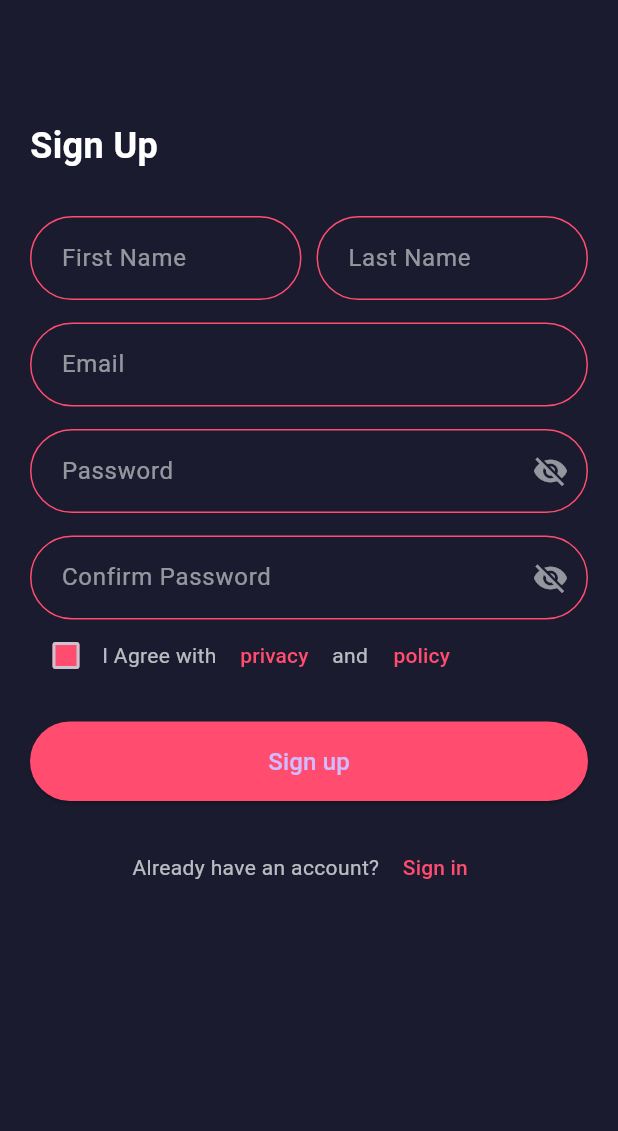
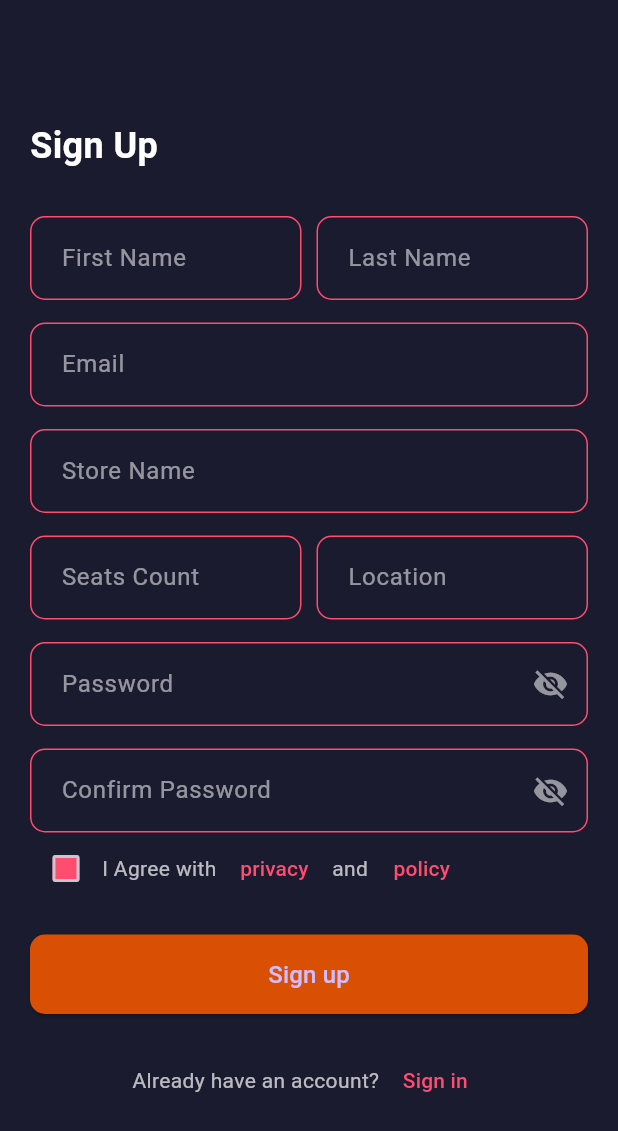
Before and after one commit to sona-flutter/admin_new_res, a Flutter app: the screen it shows after launch, after a tap on "Sign up", on a phone screen of 412 x 824 dp. Shown: the top 1131 px of the screen. Run offline on Flutter 3.47's test engine with Material 3 defaults, Android fonts, the phone set to English and light mode, and no system bars; our stand-ins replace fl_chart, flutter_svg, get, google_fonts, image_picker, lottie.

Commit message:
signIn screen updated

```diff
--- a/admin_vendor/lib/splash_screen.dart
+++ b/admin_vendor/lib/splash_screen.dart
@@ -1,8 +1,8 @@
 import 'package:admin_vendor/main_screen.dart';
+import 'package:admin_vendor/view/auth/sign_up_screen.dart';
 import 'package:flutter/material.dart';
 import 'package:lottie/lottie.dart';
 import 'package:google_fonts/google_fonts.dart';
-import 'package:admin_vendor/sign_in_screen.dart';
 
 class SplashScreen extends StatefulWidget {
   const SplashScreen({Key? key}) : super(key: key);
--- a/admin_vendor/lib/sign_in_screen.dart
+++ b/admin_vendor/lib/view/auth/sign_in_screen.dart
@@ -1,18 +1,27 @@
-import 'package:admin_vendor/sign_up_screen.dart';
+import 'package:admin_vendor/view/auth/sign_in_screen.dart';
+import 'package:admin_vendor/view/auth/sign_up_screen.dart';
 import 'package:flutter/material.dart';
 
-class SignInScreen extends StatefulWidget {
-  const SignInScreen({Key? key}) : super(key: key);
+class SignUpScreen extends StatefulWidget {
+  const SignUpScreen({Key? key}) : super(key: key);
 
   @override
-  State<SignInScreen> createState() => _SignInScreenState();
+  State<SignUpScreen> createState() => _SignUpScreenState();
 }
 
-class _SignInScreenState extends State<SignInScreen> {
+class _SignUpScreenState extends State<SignUpScreen> {
   bool obscurePassword = true;
-  bool isChecked = false;
-  final TextEditingController usernameController = TextEditingController();
+  bool obscureConfirmPassword = true;
+  final TextEditingController firstNameController = TextEditingController();
+  final TextEditingController lastNameController = TextEditingController();
+  final TextEditingController emailController = TextEditingController();
   final TextEditingController passwordController = TextEditingController();
+  final TextEditingController confirmPasswordController =
+      TextEditingController();
+  // New controllers for additional fields
+  final TextEditingController storeNameController = TextEditingController();
+  final TextEditingController seatsCountController = TextEditingController();
+  final TextEditingController locationController = TextEditingController();
 
   @override
   Widget build(BuildContext context) {
@@ -26,7 +35,7 @@
             children: [
               SizedBox(height: 60),
               Text(
-                'Log In',
+                'Sign Up',
                 style: TextStyle(
                   color: Colors.white,
                   fontSize: 24,
@@ -34,9 +43,51 @@
                 ),
               ),
               SizedBox(height: 30),
+              Row(
+                children: [
+                  Expanded(
+                    child: _buildTextField(
+                      controller: firstNameController,
+                      hint: 'First Name',
+                    ),
+                  ),
+                  SizedBox(width: 10),
+                  Expanded(
+                    child: _buildTextField(
+                      controller: lastNameController,
+                      hint: 'Last Name',
+                    ),
+                  ),
+                ],
+              ),
+              SizedBox(height: 15),
               _buildTextField(
-                controller: usernameController,
-                hint: 'Username',
+                controller: emailController,
+                hint: 'Email',
+              ),
+              SizedBox(height: 15),
+              _buildTextField(
+                controller: storeNameController,
+                hint: 'Store Name',
+              ),
+              SizedBox(height: 15),
+              Row(
+                children: [
+                  Expanded(
+                    child: _buildTextField(
+                      controller: seatsCountController,
+                      hint: 'Seats Count',
+                      keyboardType: TextInputType.number,
+                    ),
+                  ),
+                  SizedBox(width: 10),
+                  Expanded(
+                    child: _buildTextField(
+                      controller: locationController,
+                      hint: 'Location',
+                    ),
+                  ),
+                ],
               ),
               SizedBox(height: 15),
               _buildTextField(
@@ -50,6 +101,18 @@
                   });
                 },
               ),
+              SizedBox(height: 15),
+              _buildTextField(
+                controller: confirmPasswordController,
+                hint: 'Confirm Password',
+                isPassword: true,
+                obscureText: obscureConfirmPassword,
+                onToggleVisibility: () {
+                  setState(() {
+                    obscureConfirmPassword = !obscureConfirmPassword;
+                  });
+                },
+              ),
               Row(
                 children: [
                   Checkbox(
@@ -58,14 +121,24 @@
                     fillColor: MaterialStateProperty.all(Color(0xFFFF4C6F)),
                   ),
                   Text(
-                    'Remember me',
+                    'I Agree with ',
                     style: TextStyle(color: Colors.white70),
                   ),
-                  Spacer(),
                   TextButton(
                     onPressed: () {},
                     child: Text(
-                      'Forgot Password',
+                      'privacy',
+                      style: TextStyle(color: Color(0xFFFF4C6F)),
+                    ),
+                  ),
+                  Text(
+                    ' and ',
+                    style: TextStyle(color: Colors.white70),
+                  ),
+                  TextButton(
+                    onPressed: () {},
+                    child: Text(
+                      'policy',
                       style: TextStyle(color: Color(0xFFFF4C6F)),
                     ),
                   ),
@@ -73,16 +146,18 @@
               ),
               SizedBox(height: 20),
               ElevatedButton(
-                onPressed: () {},
+                onPressed: () {
+                  // Add your signup logic here
+                },
                 style: ElevatedButton.styleFrom(
-                  backgroundColor: Color(0xFFFF4C6F),
+                  backgroundColor: Color(0xFFD94F04),
                   padding: EdgeInsets.symmetric(vertical: 15),
                   shape: RoundedRectangleBorder(
-                    borderRadius: BorderRadius.circular(30),
+                    borderRadius: BorderRadius.circular(10),
                   ),
                 ),
                 child: Text(
-                  'Log In',
+                  'Sign up',
                   style: TextStyle(fontSize: 16),
                 ),
               ),
@@ -91,18 +166,18 @@
                 mainAxisAlignment: MainAxisAlignment.center,
                 children: [
                   Text(
-                    'Don\'t have an account? ',
+                    'Already have an account? ',
                     style: TextStyle(color: Colors.white70),
                   ),
                   TextButton(
                     onPressed: () {
                       Navigator.push(
                         context,
-                        MaterialPageRoute(builder: (context) => SignUpScreen()),
+                        MaterialPageRoute(builder: (context) => SignInScreen()),
                       );
                     },
                     child: Text(
-                      'Sign up',
+                      'Sign in',
                       style: TextStyle(color: Color(0xFFFF4C6F)),
                     ),
                   ),
@@ -121,15 +196,17 @@
     bool isPassword = false,
     bool obscureText = false,
     VoidCallback? onToggleVisibility,
+    TextInputType? keyboardType,
   }) {
     return Container(
       decoration: BoxDecoration(
-        borderRadius: BorderRadius.circular(30),
+        borderRadius: BorderRadius.circular(10),
         border: Border.all(color: Color(0xFFFF4C6F)),
       ),
       child: TextField(
         controller: controller,
         obscureText: isPassword ? obscureText : false,
+        keyboardType: keyboardType,
         style: TextStyle(color: Colors.white),
         decoration: InputDecoration(
           hintText: hint,
--- a/admin_vendor/lib/sign_up_screen.dart
+++ b/admin_vendor/lib/view/auth/sign_up_screen.dart
@@ -1,22 +1,21 @@
-import 'package:admin_vendor/sign_in_screen.dart';
+import 'package:admin_vendor/view/auth/sign_in_screen.dart';
+import 'package:admin_vendor/view/auth/sign_up_screen.dart';
 import 'package:flutter/material.dart';
 
-class SignUpScreen extends StatefulWidget {
-  const SignUpScreen({Key? key}) : super(key: key);
+import '../../main_screen.dart';
+
+class SignInScreen extends StatefulWidget {
+  const SignInScreen({Key? key}) : super(key: key);
 
   @override
-  State<SignUpScreen> createState() => _SignUpScreenState();
+  State<SignInScreen> createState() => _SignInScreenState();
 }
 
-class _SignUpScreenState extends State<SignUpScreen> {
+class _SignInScreenState extends State<SignInScreen> {
   bool obscurePassword = true;
-  bool obscureConfirmPassword = true;
-  final TextEditingController firstNameController = TextEditingController();
-  final TextEditingController lastNameController = TextEditingController();
-  final TextEditingController emailController = TextEditingController();
+  bool isChecked = false;
+  final TextEditingController usernameController = TextEditingController();
   final TextEditingController passwordController = TextEditingController();
-  final TextEditingController confirmPasswordController =
-      TextEditingController();
 
   @override
   Widget build(BuildContext context) {
@@ -30,7 +29,7 @@
             children: [
               SizedBox(height: 60),
               Text(
-                'Sign Up',
+                'Log In',
                 style: TextStyle(
                   color: Colors.white,
                   fontSize: 24,
@@ -38,27 +37,9 @@
                 ),
               ),
               SizedBox(height: 30),
-              Row(
-                children: [
-                  Expanded(
-                    child: _buildTextField(
-                      controller: firstNameController,
-                      hint: 'First Name',
-                    ),
-                  ),
-                  SizedBox(width: 10),
-                  Expanded(
-                    child: _buildTextField(
-                      controller: lastNameController,
-                      hint: 'Last Name',
-                    ),
-                  ),
-                ],
-              ),
-              SizedBox(height: 15),
               _buildTextField(
-                controller: emailController,
-                hint: 'Email',
+                controller: usernameController,
+                hint: 'Username',
               ),
               SizedBox(height: 15),
               _buildTextField(
@@ -72,18 +53,6 @@
                   });
                 },
               ),
-              SizedBox(height: 15),
-              _buildTextField(
-                controller: confirmPasswordController,
-                hint: 'Confirm Password',
-                isPassword: true,
-                obscureText: obscureConfirmPassword,
-                onToggleVisibility: () {
-                  setState(() {
-                    obscureConfirmPassword = !obscureConfirmPassword;
-                  });
-                },
-              ),
               Row(
                 children: [
                   Checkbox(
@@ -92,24 +61,14 @@
                     fillColor: MaterialStateProperty.all(Color(0xFFFF4C6F)),
                   ),
                   Text(
-                    'I Agree with ',
+                    'Remember me',
                     style: TextStyle(color: Colors.white70),
                   ),
+                  Spacer(),
                   TextButton(
                     onPressed: () {},
                     child: Text(
-                      'privacy',
-                      style: TextStyle(color: Color(0xFFFF4C6F)),
-                    ),
-                  ),
-                  Text(
-                    ' and ',
-                    style: TextStyle(color: Colors.white70),
-                  ),
-                  TextButton(
-                    onPressed: () {},
-                    child: Text(
-                      'policy',
+                      'Forgot Password',
                       style: TextStyle(color: Color(0xFFFF4C6F)),
                     ),
                   ),
@@ -118,17 +77,21 @@
               SizedBox(height: 20),
               ElevatedButton(
                 onPressed: () {
-                  // Add your signup logic here
+                  Navigator.push(
+                    context,
+                    MaterialPageRoute(builder: (context) => MainScreen()),
+                  );
                 },
                 style: ElevatedButton.styleFrom(
-                  backgroundColor: Color(0xFFFF4C6F),
+                  backgroundColor: Color(0xFFD94F04), // Tiger Orange color
                   padding: EdgeInsets.symmetric(vertical: 15),
                   shape: RoundedRectangleBorder(
-                    borderRadius: BorderRadius.circular(30),
+                    borderRadius:
+                        BorderRadius.circular(10), // Updated radius to 10
                   ),
                 ),
                 child: Text(
-                  'Sign up',
+                  'Log In',
                   style: TextStyle(fontSize: 16),
                 ),
               ),
@@ -137,18 +100,18 @@
                 mainAxisAlignment: MainAxisAlignment.center,
                 children: [
                   Text(
-                    'Already have an account? ',
+                    'Don\'t have an account? ',
                     style: TextStyle(color: Colors.white70),
                   ),
                   TextButton(
                     onPressed: () {
                       Navigator.push(
                         context,
-                        MaterialPageRoute(builder: (context) => SignInScreen()),
+                        MaterialPageRoute(builder: (context) => SignUpScreen()),
                       );
                     },
                     child: Text(
-                      'Sign in',
+                      'Sign up',
                       style: TextStyle(color: Color(0xFFFF4C6F)),
                     ),
                   ),
@@ -167,15 +130,17 @@
     bool isPassword = false,
     bool obscureText = false,
     VoidCallback? onToggleVisibility,
+    TextInputType? keyboardType,
   }) {
     return Container(
       decoration: BoxDecoration(
-        borderRadius: BorderRadius.circular(30),
+        borderRadius: BorderRadius.circular(10),
         border: Border.all(color: Color(0xFFFF4C6F)),
       ),
       child: TextField(
         controller: controller,
         obscureText: isPassword ? obscureText : false,
+        keyboardType: keyboardType,
         style: TextStyle(color: Colors.white),
         decoration: InputDecoration(
           hintText: hint,
@@ -190,7 +155,7 @@
                   ),
                   onPressed: onToggleVisibility,
                 )
-              : null,
+              : null, // ✅ Ensure this is properly aligned
         ),
       ),
     );
```
